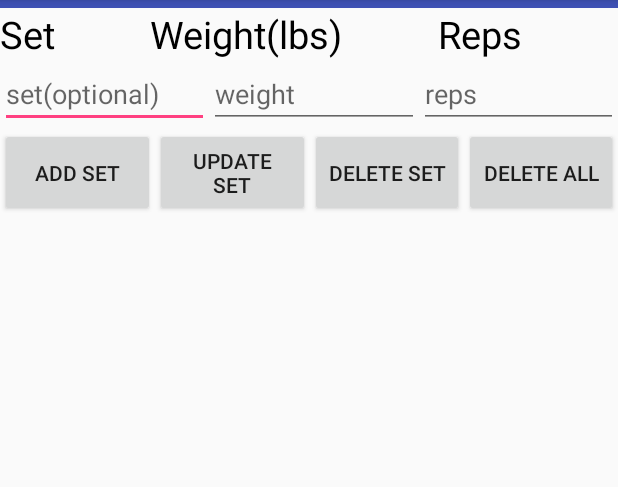
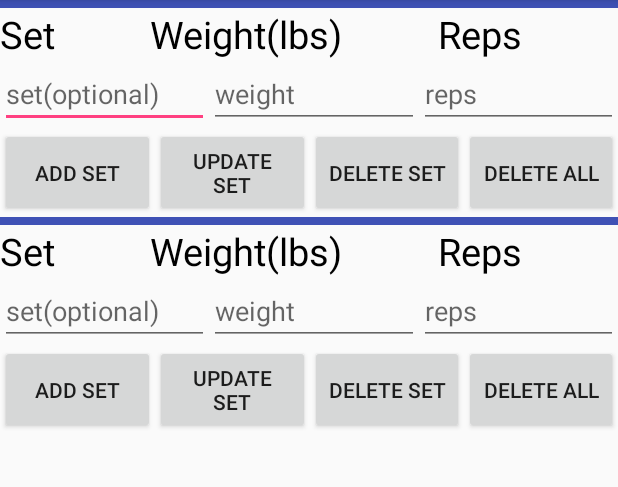
Before and after one commit to ftsai231/Fitness-app, an Android app: the WorkoutPlan_Activity screen opened directly, with no data from a screen before it, on a phone screen of 412 x 824 dp, the part 84-571 px from its top. Run offline under Robolectric (Android 15) with nearby library versions, the phone set to English and light mode, and no system bars.

Commit message:
add deleteAll function and realize how to use rawQuery

```diff
--- a/app/src/main/AndroidManifest.xml
+++ b/app/src/main/AndroidManifest.xml
@@ -17,10 +17,9 @@
             </intent-filter>
         </activity>
 
-        <activity android:name=".StartActivity"></activity>
-        <activity android:name=".ChestActivity"></activity>
+        <!--<activity android:name=".StartActivity"></activity>-->
+        <!--<activity android:name=".ChestActivity"></activity>-->
         <activity android:name=".WorkoutPlan_Activity"></activity>
-        <!--<activity android:name=".ChestWorkout.BenchPress"></activity>-->
 
 
     </application>
--- a/app/src/main/java/com/example/tsai/fitnesstrack/DatabaseHelper.java
+++ b/app/src/main/java/com/example/tsai/fitnesstrack/DatabaseHelper.java
@@ -5,6 +5,7 @@ import android.content.Context;
 import android.database.Cursor;
 import android.database.sqlite.SQLiteDatabase;
 import android.database.sqlite.SQLiteOpenHelper;
+import android.widget.Toast;
 
 public class DatabaseHelper extends SQLiteOpenHelper {
 
@@ -19,15 +20,32 @@ public class DatabaseHelper extends SQLiteOpenHelper {
         super(context, DATABASE_NAME, null, 1);
     }
 
+
     @Override
     public void onCreate(SQLiteDatabase db) {
         db.execSQL("CREATE TABLE " + TABLE_NAME +" (SETT INTEGER, WEIGHT TEXT , REPS TEXT);");
     }
 
+
     @Override
     public void onUpgrade(SQLiteDatabase db, int oldVersion, int newVersion) {
         db.execSQL("DROP TABLE IF EXISTS "+TABLE_NAME);
-        onCreate(db);
+
+
+    }
+
+
+    // create new table with new exercise
+//    public void createTable(){
+//        SQLiteDatabase db = this.getWritableDatabase();
+//        db.execSQL("CREATE TABLE " + TABLE_NAME +" (SETT INTEGER, WEIGHT TEXT , REPS TEXT);");
+//    }
+
+    public void deleteTable(){
+        SQLiteDatabase db = this.getWritableDatabase();
+        db.execSQL("DROP TABLE IF EXISTS "+TABLE_NAME);
+        db.execSQL("CREATE TABLE " + TABLE_NAME +" (SETT INTEGER, WEIGHT TEXT , REPS TEXT);");
+
     }
 
 
@@ -67,4 +85,10 @@ public class DatabaseHelper extends SQLiteOpenHelper {
         Cursor res = db.rawQuery("select * from " + TABLE_NAME, null);
         return res;
     }
+
+    public Cursor getTable(String tableName){
+        SQLiteDatabase db = this.getWritableDatabase();
+        Cursor c = db.rawQuery("SELECT * FROM " + tableName + ";", null);
+        return c;
+    }
 }
--- a/app/src/main/java/com/example/tsai/fitnesstrack/MainActivity.java
+++ b/app/src/main/java/com/example/tsai/fitnesstrack/MainActivity.java
@@ -17,15 +17,15 @@ public class MainActivity extends AppCompatActivity {
         super.onCreate(savedInstanceState);
         setContentView(R.layout.activity_main);
 
-        workoutDict = (Button) findViewById(R.id.btn_mybutton);
-        workoutDict.setOnClickListener(new View.OnClickListener() {
-            @Override
-            public void onClick(View v) {
-                // TODO Auto-generated method stub
-                Intent i = new Intent(MainActivity.this, StartActivity.class);
-                startActivity(i);
-            }
-        });
+//        workoutDict = (Button) findViewById(R.id.btn_mybutton);
+//        workoutDict.setOnClickListener(new View.OnClickListener() {
+//            @Override
+//            public void onClick(View v) {
+//                // TODO Auto-generated method stub
+//                Intent i = new Intent(MainActivity.this, StartActivity.class);
+//                startActivity(i);
+//            }
+//        });
 
         workoutPlan = findViewById(R.id.start);
         workoutPlan.setOnClickListener(new View.OnClickListener() {
--- a/app/src/main/java/com/example/tsai/fitnesstrack/WorkoutPlan_Activity.java
+++ b/app/src/main/java/com/example/tsai/fitnesstrack/WorkoutPlan_Activity.java
@@ -19,6 +19,7 @@ public class WorkoutPlan_Activity extends AppCompatActivity {
     private Button addSetBtn;
     private Button deleteSetBtn;
     private Button updateSetBtn;
+    private Button deleteAllBtn;
     private EditText editSet;
     private EditText editWeight;
     private EditText editReps;
@@ -32,6 +33,7 @@ public class WorkoutPlan_Activity extends AppCompatActivity {
     protected void onCreate(Bundle savedInstanceState) {
         super.onCreate(savedInstanceState);
         setContentView(R.layout.workoutplan);
+
         myDb = new DatabaseHelper(this);
 
         editSet = (EditText) findViewById(R.id.set);
@@ -40,9 +42,7 @@ public class WorkoutPlan_Activity extends AppCompatActivity {
         addSetBtn = (Button) findViewById(R.id.add);
         deleteSetBtn = (Button) findViewById(R.id.delete);
         updateSetBtn = (Button) findViewById(R.id.update);
-//        tableSet = (TextView) findViewById(R.id.table_Set);
-//        tableWeight = (TextView) findViewById(R.id.table_weight);
-//        tableReps = (TextView) findViewById(R.id.table_reps);
+        deleteAllBtn = (Button) findViewById(R.id.deleteAll);
 
         context = getApplicationContext();
         tableLayout = (TableLayout)findViewById(R.id.table_layout_table);
@@ -52,8 +52,13 @@ public class WorkoutPlan_Activity extends AppCompatActivity {
         addData();
         updateData();
         deleteData();
-//        addTableRow();
+        deleteAllData();
+    }
 
+    @Override
+    public void onResume(){
+        super.onResume();
+        myDb = new DatabaseHelper(this);
     }
 
     public void addData(){
@@ -101,6 +106,7 @@ public class WorkoutPlan_Activity extends AppCompatActivity {
 
                 tableLayout.addView(tableRow);
 
+
             }
         });
     }
@@ -123,6 +129,16 @@ public class WorkoutPlan_Activity extends AppCompatActivity {
         });
     }
 
+    public void deleteAllData(){
+        deleteAllBtn.setOnClickListener(new View.OnClickListener() {
+            @Override
+            public void onClick(View v) {
+                myDb.deleteTable();
+                while (tableLayout.getChildCount() > 2) tableLayout.removeView(tableLayout.getChildAt(tableLayout.getChildCount() - 1));
+            }
+        });
+    }
+
     public void updateData(){
         updateSetBtn.setOnClickListener(new View.OnClickListener() {
             @Override
@@ -134,6 +150,8 @@ public class WorkoutPlan_Activity extends AppCompatActivity {
                     Toast.makeText(WorkoutPlan_Activity.this,"Data Update",Toast.LENGTH_LONG).show();
                 else
                     Toast.makeText(WorkoutPlan_Activity.this,"Data not Updated",Toast.LENGTH_LONG).show();
+
+
 
             }
         });
--- a/app/src/main/res/layout/workoutplan.xml
+++ b/app/src/main/res/layout/workoutplan.xml
@@ -13,6 +13,7 @@
         android:layout_height="match_parent"
         android:orientation="vertical">
 
+
         <TableLayout
             android:id="@+id/table_layout_table"
             android:layout_width="wrap_content"
@@ -23,7 +24,7 @@
                 android:layout_height="5dp"
                 android:background="@color/colorPrimary" />
 
-            <!-- android:layout_column is used specify table row column, column index start from 0.-->
+             android:layout_column is used specify table row column, column index start from 0.
             <TableRow
                 android:id="@+id/table_layout_row_3"
                 android:layout_width="wrap_content"
@@ -53,19 +54,11 @@
                     android:text="Reps"
                     android:textSize="25dp" />
 
-
-                <!--<Button-->
-                <!--android:id="@+id/table_layout_add_row_button"-->
-                <!--android:text="Add Set" />-->
-
-                <!--<Button-->
-                <!--android:id="@+id/table_layout_delete_row_button"-->
-                <!--android:text="Delete Set" />-->
             </TableRow>
         </TableLayout>
 
         <LinearLayout
-            android:id="@+id/button2"
+            android:id="@+id/button"
             android:layout_width="match_parent"
             android:layout_height="wrap_content"
             android:orientation="horizontal">
@@ -141,7 +134,133 @@
 
         </LinearLayout>
 
+    <LinearLayout
+        android:id="@+id/tableLayoutZone2"
+        android:layout_width="match_parent"
+        android:layout_height="match_parent"
+        android:orientation="vertical">
 
+
+        <TableLayout
+            android:id="@+id/table_layout_table2"
+            android:layout_width="wrap_content"
+            android:layout_height="wrap_content"
+            >
+
+            <View
+                android:layout_height="5dp"
+                android:background="@color/colorPrimary" />
+
+            android:layout_column is used specify table row column, column index start from 0.
+            <TableRow
+                android:id="@+id/table_layout_row2"
+                android:layout_width="wrap_content"
+                android:layout_height="wrap_content" >
+
+                <TextView
+                    android:layout_width="wrap_content"
+                    android:layout_height="wrap_content"
+                    android:layout_weight="1"
+                    android:textColor="#000000"
+                    android:text="Set"
+                    android:textSize="25dp" />
+
+                <TextView
+                    android:layout_width="wrap_content"
+                    android:layout_height="wrap_content"
+                    android:layout_weight="1"
+                    android:textColor="#000000"
+                    android:text="Weight(lbs)"
+                    android:textSize="25dp" />
+
+                <TextView
+                    android:layout_width="wrap_content"
+                    android:layout_height="wrap_content"
+                    android:layout_weight="1"
+                    android:textColor="#000000"
+                    android:text="Reps"
+                    android:textSize="25dp" />
+
+            </TableRow>
+        </TableLayout>
+
+        <LinearLayout
+            android:id="@+id/btn"
+            android:layout_width="match_parent"
+            android:layout_height="wrap_content"
+            android:orientation="horizontal">
+
+            <EditText
+                android:id="@+id/set2"
+                android:layout_width="105dp"
+                android:layout_height="wrap_content"
+                android:layout_weight="1"
+                android:hint="set(optional)"
+                android:inputType="number"
+                android:maxLength="5"
+                android:maxLines="1" />
+
+            <EditText
+                android:id="@+id/weight2"
+                android:layout_width="105dp"
+                android:layout_height="wrap_content"
+                android:layout_weight="1"
+                android:hint="weight"
+                android:inputType="number"
+                android:maxLength="5"
+                android:maxLines="1" />
+
+            <EditText
+                android:id="@+id/reps2"
+                android:layout_width="98dp"
+                android:layout_height="wrap_content"
+                android:layout_weight="1"
+                android:hint="reps"
+                android:inputType="number"
+                android:maxLength="5"
+                android:maxLines="1" />
+
+
+        </LinearLayout>
+
+
+        <LinearLayout
+            android:id="@+id/button2"
+            android:layout_width="match_parent"
+            android:layout_height="wrap_content"
+            android:orientation="horizontal">
+
+            <Button
+                android:id="@+id/add2"
+                android:layout_width="match_parent"
+                android:layout_height="match_parent"
+                android:layout_weight="1"
+                android:text="Add Set" />
+
+            <Button
+                android:id="@+id/update2"
+                android:layout_width="match_parent"
+                android:layout_height="match_parent"
+                android:layout_weight="1"
+                android:text="Update Set" />
+
+            <Button
+                android:id="@+id/delete2"
+                android:layout_width="match_parent"
+                android:layout_height="match_parent"
+                android:layout_weight="1"
+                android:text="Delete Set" />
+
+            <Button
+                android:id="@+id/deleteAll2"
+                android:layout_width="match_parent"
+                android:layout_height="match_parent"
+                android:layout_weight="1"
+                android:text="Delete All" />
+
+
+        </LinearLayout>
+    </LinearLayout>
 
 
 
```
